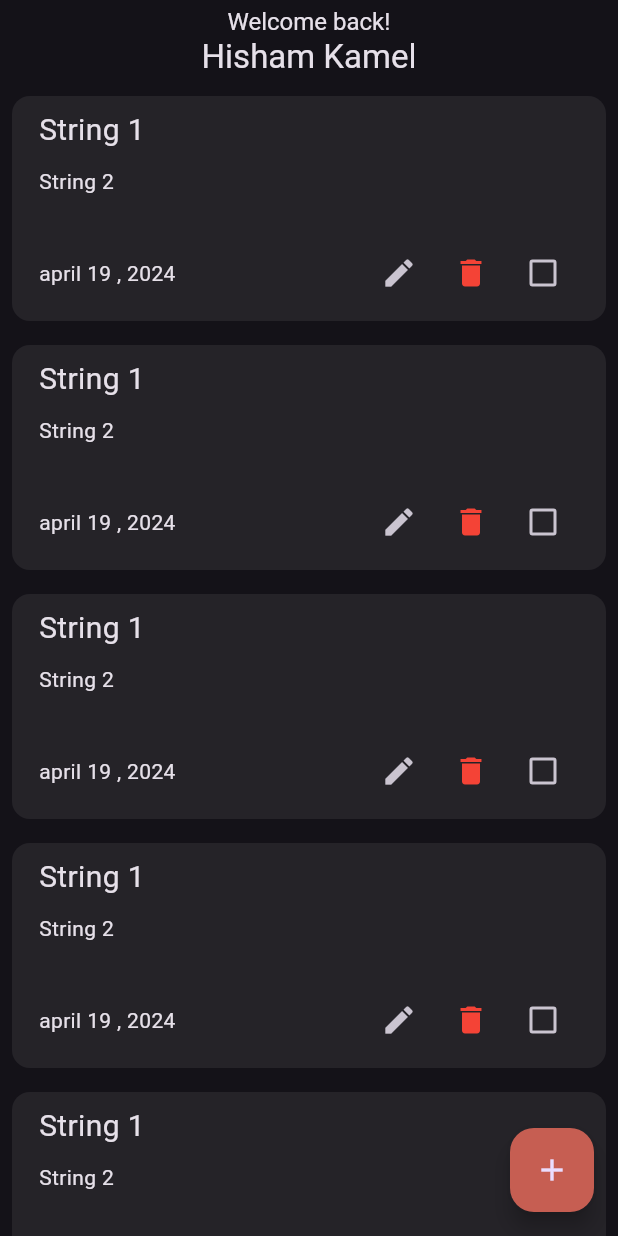
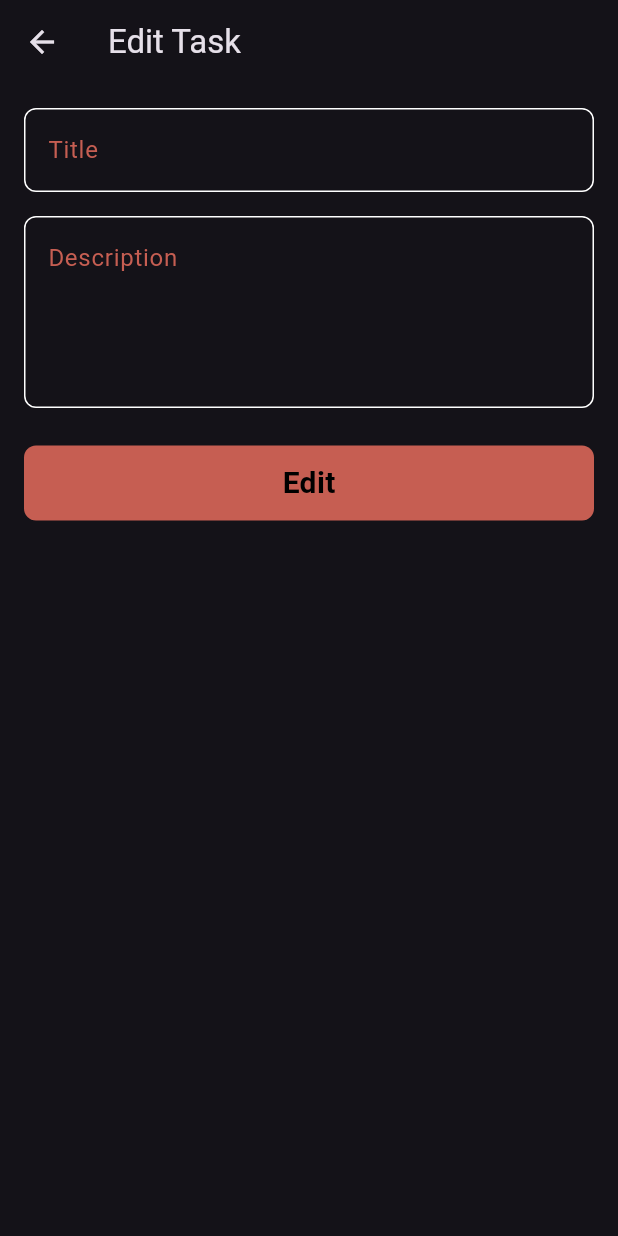
Before and after one commit to Hishamk99/Todo, a Flutter app: the screen it shows after launch, after a tap on the "edit" icon, on a phone screen of 412 x 824 dp. Run offline on Flutter 3.47's test engine with Material 3 defaults, Android fonts, the phone set to English and light mode, and no system bars.

Commit message:
finishing edit view

```diff
--- a/lib/main.dart
+++ b/lib/main.dart
@@ -1,4 +1,5 @@
 import 'package:flutter/material.dart';
+import 'package:to_do_app/screens/edit_note_view.dart';
 
 import 'screens/tasks_view.dart';
 
@@ -14,7 +15,11 @@ class ToDoApp extends StatelessWidget {
     return MaterialApp(
       theme: ThemeData.dark(),
       debugShowCheckedModeBanner: false,
-      home: const TasksView(),
+      routes: {
+        TasksView.id: (context) => const TasksView(),
+        EditNoteView.id: (context) => const EditNoteView(),
+      },
+      initialRoute: TasksView.id,
     );
   }
 }
--- /dev/null
+++ b/lib/screens/edit_note_view.dart
@@ -0,0 +1,42 @@
+import 'package:flutter/material.dart';
+import 'package:to_do_app/widgets/custom_button.dart';
+import 'package:to_do_app/widgets/custom_text_field.dart';
+
+class EditNoteView extends StatelessWidget {
+  const EditNoteView({super.key});
+  static String id = 'EditNoteView';
+  @override
+  Widget build(BuildContext context) {
+    return Scaffold(
+      appBar: AppBar(
+        title: const Text('Edit Task'),
+      ),
+      body: const Padding(
+        padding: EdgeInsets.symmetric(horizontal: 16),
+        child: SingleChildScrollView(
+          child: Column(
+            children: [
+              SizedBox(
+                height: 16,
+              ),
+              CustomTextField(
+                txt: 'Title',
+              ),
+              SizedBox(
+                height: 16,
+              ),
+              CustomTextField(
+                txt: 'Description',
+                maxLines: 4,
+              ),
+              SizedBox(
+                height: 25,
+              ),
+              CustomButton(txt: 'Edit'),
+            ],
+          ),
+        ),
+      ),
+    );
+  }
+}
--- a/lib/screens/tasks_view.dart
+++ b/lib/screens/tasks_view.dart
@@ -4,6 +4,7 @@ import 'package:to_do_app/widgets/tasks_view_body.dart';
 
 class TasksView extends StatelessWidget {
   const TasksView({super.key});
+  static String id = 'TasksView';
 
   @override
   Widget build(BuildContext context) {
--- a/lib/widgets/add_task_modal_sheet.dart
+++ b/lib/widgets/add_task_modal_sheet.dart
@@ -29,7 +29,9 @@ class AddTaskButtomSheet extends StatelessWidget {
             SizedBox(
               height: 25,
             ),
-            CustomButton(),
+            CustomButton(
+              txt: 'Add',
+            ),
             SizedBox(
               height: 10,
             ),
--- a/lib/widgets/custom_button.dart
+++ b/lib/widgets/custom_button.dart
@@ -2,8 +2,11 @@ import 'package:flutter/material.dart';
 import 'package:to_do_app/constants.dart';
 
 class CustomButton extends StatelessWidget {
-  const CustomButton({super.key});
-
+  const CustomButton({
+    super.key,
+    required this.txt,
+  });
+  final String txt;
   @override
   Widget build(BuildContext context) {
     return Container(
@@ -13,10 +16,10 @@ class CustomButton extends StatelessWidget {
       ),
       width: MediaQuery.of(context).size.width,
       height: 50,
-      child: const Center(
+      child: Center(
         child: Text(
-          'Add',
-          style: TextStyle(
+          txt,
+          style: const TextStyle(
             color: Colors.black,
             fontSize: 20,
             fontWeight: FontWeight.bold,
--- a/lib/widgets/task_item.dart
+++ b/lib/widgets/task_item.dart
@@ -1,4 +1,5 @@
 import 'package:flutter/material.dart';
+import 'package:to_do_app/screens/edit_note_view.dart';
 
 class TaskItem extends StatelessWidget {
   const TaskItem({super.key});
@@ -35,7 +36,9 @@ class TaskItem extends StatelessWidget {
                 const Text('april 19 , 2024'),
                 const Spacer(),
                 IconButton(
-                  onPressed: () {},
+                  onPressed: () {
+                    Navigator.pushNamed(context, EditNoteView.id);
+                  },
                   icon: const Icon(Icons.edit),
                 ),
                 IconButton(
```
